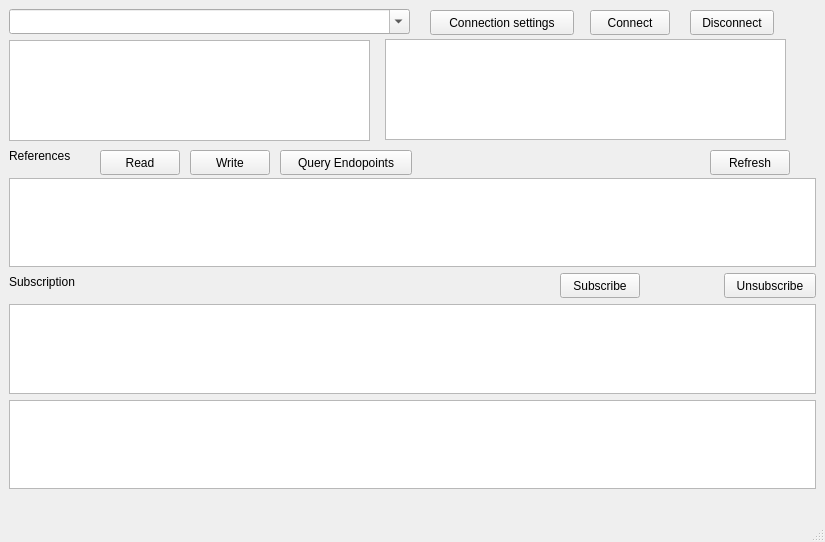
The window that opc-client/mainWindow.ui (alexlocastro/industrial-informatics-opc-ua-python) describes before a commit, drawn with Qt 5.
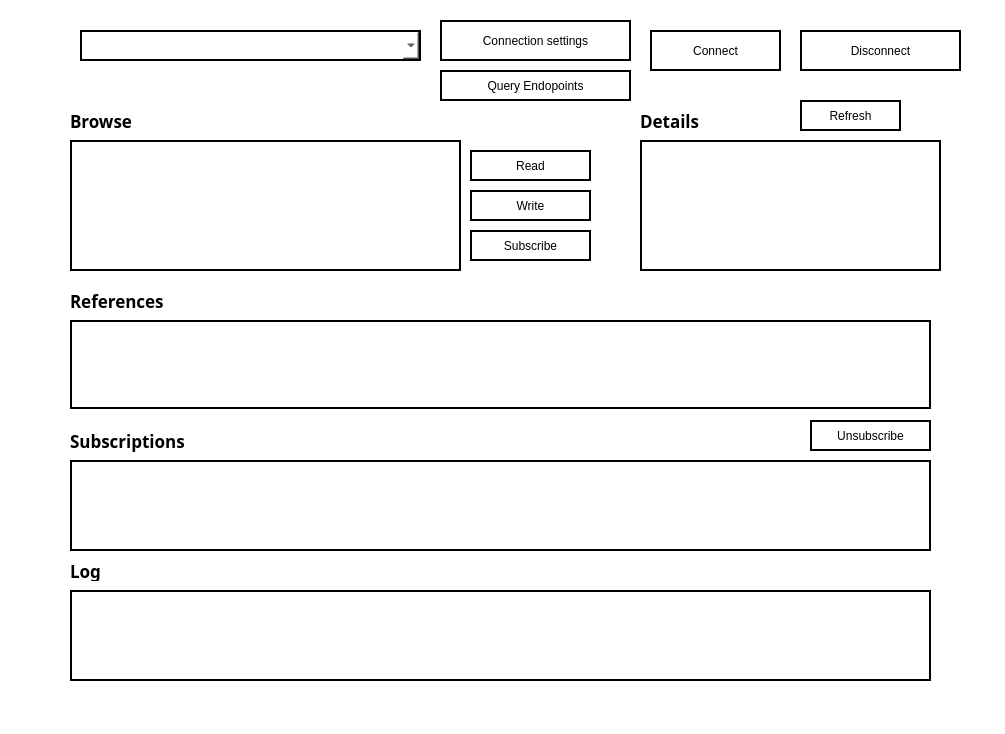
The same window after the commit.

Diff of the .ui file:
```diff
--- a/opc-client/mainWindow.ui
+++ b/opc-client/mainWindow.ui
@@ -6,8 +6,8 @@
    <rect>
     <x>0</x>
     <y>0</y>
-    <width>825</width>
-    <height>542</height>
+    <width>1005</width>
+    <height>734</height>
    </rect>
   </property>
   <property name="sizePolicy">
@@ -17,28 +17,43 @@
    </sizepolicy>
   </property>
   <property name="windowTitle">
-   <string>MainWindow</string>
+   <string>OPC UA Client</string>
+  </property>
+  <property name="styleSheet">
+   <string notr="true">
+background-color: white;
+</string>
   </property>
   <widget class="QWidget" name="centralwidget">
    <widget class="QTableView" name="refView">
     <property name="geometry">
      <rect>
-      <x>9</x>
-      <y>178</y>
-      <width>807</width>
+      <x>70</x>
+      <y>320</y>
+      <width>861</width>
       <height>89</height>
      </rect>
     </property>
+    <property name="styleSheet">
+     <string notr="true">border: 2px solid black;
+</string>
+    </property>
    </widget>
    <widget class="QPushButton" name="subDataChangeButton">
     <property name="geometry">
      <rect>
-      <x>560</x>
-      <y>273</y>
-      <width>80</width>
-      <height>25</height>
+      <x>470</x>
+      <y>230</y>
+      <width>121</width>
+      <height>31</height>
      </rect>
     </property>
+    <property name="styleSheet">
+     <string notr="true">QPushButton {
+	background-color: white;
+	border: 2px solid black;
+}</string>
+    </property>
     <property name="text">
      <string>Subscribe</string>
     </property>
@@ -46,12 +61,20 @@
    <widget class="QLabel" name="label">
     <property name="geometry">
      <rect>
-      <x>9</x>
-      <y>147</y>
-      <width>77</width>
-      <height>17</height>
+      <x>70</x>
+      <y>290</y>
+      <width>111</width>
+      <height>21</height>
      </rect>
     </property>
+    <property name="font">
+     <font>
+      <family>Ubuntu Mono</family>
+      <pointsize>13</pointsize>
+      <weight>75</weight>
+      <bold>true</bold>
+     </font>
+    </property>
     <property name="text">
      <string>References</string>
     </property>
@@ -59,25 +82,39 @@
    <widget class="QLabel" name="label_2">
     <property name="geometry">
      <rect>
-      <x>9</x>
-      <y>273</y>
-      <width>85</width>
-      <height>17</height>
+      <x>70</x>
+      <y>420</y>
+      <width>141</width>
+      <height>41</height>
      </rect>
     </property>
+    <property name="font">
+     <font>
+      <family>Ubuntu Mono</family>
+      <pointsize>13</pointsize>
+      <weight>75</weight>
+      <bold>true</bold>
+     </font>
+    </property>
     <property name="text">
-     <string>Subscription</string>
+     <string>Subscriptions</string>
     </property>
    </widget>
    <widget class="QPushButton" name="unsubDataChangeButton">
     <property name="geometry">
      <rect>
-      <x>724</x>
-      <y>273</y>
-      <width>92</width>
-      <height>25</height>
+      <x>810</x>
+      <y>420</y>
+      <width>121</width>
+      <height>31</height>
      </rect>
     </property>
+    <property name="styleSheet">
+     <string notr="true">QPushButton {
+	background-color: white;
+	border: 2px solid black;
+}</string>
+    </property>
     <property name="text">
      <string>Unsubscribe</string>
     </property>
@@ -85,12 +122,18 @@
    <widget class="QPushButton" name="disconnectButton">
     <property name="geometry">
      <rect>
-      <x>690</x>
-      <y>10</y>
-      <width>84</width>
-      <height>25</height>
+      <x>800</x>
+      <y>30</y>
+      <width>161</width>
+      <height>41</height>
      </rect>
     </property>
+    <property name="styleSheet">
+     <string notr="true">QPushButton {
+	background-color: white;
+	border: 2px solid black;
+}</string>
+    </property>
     <property name="text">
      <string>Disconnect</string>
     </property>
@@ -98,12 +141,18 @@
    <widget class="QPushButton" name="refAttrButton">
     <property name="geometry">
      <rect>
-      <x>710</x>
-      <y>150</y>
-      <width>80</width>
-      <height>25</height>
+      <x>800</x>
+      <y>100</y>
+      <width>101</width>
+      <height>31</height>
      </rect>
     </property>
+    <property name="styleSheet">
+     <string notr="true">QPushButton {
+	background-color: white;
+	border: 2px solid black;
+}</string>
+    </property>
     <property name="text">
      <string>Refresh</string>
     </property>
@@ -111,30 +160,38 @@
    <widget class="QTextEdit" name="logTextEdit">
     <property name="geometry">
      <rect>
-      <x>9</x>
-      <y>400</y>
-      <width>807</width>
-      <height>89</height>
+      <x>70</x>
+      <y>590</y>
+      <width>861</width>
+      <height>91</height>
      </rect>
     </property>
+    <property name="styleSheet">
+     <string notr="true">border: 2px solid black;
+</string>
+    </property>
    </widget>
    <widget class="QTableView" name="subView">
     <property name="geometry">
      <rect>
-      <x>9</x>
-      <y>304</y>
-      <width>807</width>
-      <height>90</height>
+      <x>70</x>
+      <y>460</y>
+      <width>861</width>
+      <height>91</height>
      </rect>
     </property>
+    <property name="styleSheet">
+     <string notr="true">border: 2px solid black;
+</string>
+    </property>
    </widget>
    <widget class="QComboBox" name="addressComboBox">
     <property name="geometry">
      <rect>
-      <x>9</x>
-      <y>9</y>
-      <width>401</width>
-      <height>25</height>
+      <x>80</x>
+      <y>30</y>
+      <width>341</width>
+      <height>31</height>
      </rect>
     </property>
     <property name="sizePolicy">
@@ -143,6 +200,9 @@
       <verstretch>0</verstretch>
      </sizepolicy>
     </property>
+    <property name="styleSheet">
+     <string notr="true">border: 2px solid black;</string>
+    </property>
     <property name="editable">
      <bool>true</bool>
     </property>
@@ -150,12 +210,18 @@
    <widget class="QPushButton" name="connectButton">
     <property name="geometry">
      <rect>
-      <x>590</x>
-      <y>10</y>
-      <width>80</width>
-      <height>25</height>
+      <x>650</x>
+      <y>30</y>
+      <width>131</width>
+      <height>41</height>
      </rect>
     </property>
+    <property name="styleSheet">
+     <string notr="true">QPushButton {
+	background-color: white;
+	border: 2px solid black;
+}</string>
+    </property>
     <property name="text">
      <string>Connect</string>
     </property>
@@ -163,12 +229,18 @@
    <widget class="QPushButton" name="connSettingsButton">
     <property name="geometry">
      <rect>
-      <x>430</x>
-      <y>10</y>
-      <width>144</width>
-      <height>25</height>
+      <x>440</x>
+      <y>20</y>
+      <width>191</width>
+      <height>41</height>
      </rect>
     </property>
+    <property name="styleSheet">
+     <string notr="true">QPushButton {
+	background-color: white;
+	border: 2px solid black;
+}</string>
+    </property>
     <property name="text">
      <string>Connection settings</string>
     </property>
@@ -176,12 +248,18 @@
    <widget class="QPushButton" name="endpointsButton">
     <property name="geometry">
      <rect>
-      <x>280</x>
-      <y>150</y>
-      <width>132</width>
-      <height>25</height>
+      <x>440</x>
+      <y>70</y>
+      <width>191</width>
+      <height>31</height>
      </rect>
     </property>
+    <property name="styleSheet">
+     <string notr="true">QPushButton {
+	background-color: white;
+	border: 2px solid black;
+}</string>
+    </property>
     <property name="text">
      <string>Query Endopoints</string>
     </property>
@@ -189,32 +267,46 @@
    <widget class="QTreeView" name="attrView">
     <property name="geometry">
      <rect>
-      <x>385</x>
-      <y>39</y>
-      <width>401</width>
-      <height>101</height>
+      <x>640</x>
+      <y>140</y>
+      <width>301</width>
+      <height>131</height>
      </rect>
     </property>
+    <property name="styleSheet">
+     <string notr="true">border: 2px solid black;
+</string>
+    </property>
    </widget>
    <widget class="QTreeView" name="treeView">
     <property name="geometry">
      <rect>
-      <x>9</x>
-      <y>40</y>
-      <width>361</width>
-      <height>101</height>
+      <x>70</x>
+      <y>140</y>
+      <width>391</width>
+      <height>131</height>
      </rect>
     </property>
+    <property name="styleSheet">
+     <string notr="true">border: 2px solid black;
+</string>
+    </property>
    </widget>
    <widget class="QPushButton" name="writeButton">
     <property name="geometry">
      <rect>
-      <x>190</x>
-      <y>150</y>
-      <width>80</width>
-      <height>25</height>
+      <x>470</x>
+      <y>190</y>
+      <width>121</width>
+      <height>31</height>
      </rect>
     </property>
+    <property name="styleSheet">
+     <string notr="true">QPushButton {
+	background-color: white;
+	border: 2px solid black;
+}</string>
+    </property>
     <property name="text">
      <string>Write</string>
     </property>
@@ -222,26 +314,85 @@
    <widget class="QPushButton" name="readButton">
     <property name="geometry">
      <rect>
-      <x>100</x>
+      <x>470</x>
       <y>150</y>
-      <width>80</width>
-      <height>25</height>
+      <width>121</width>
+      <height>31</height>
      </rect>
     </property>
+    <property name="styleSheet">
+     <string notr="true">QPushButton {
+	background-color: white;
+	border: 2px solid black;
+}</string>
+    </property>
     <property name="text">
      <string>Read</string>
     </property>
    </widget>
-  </widget>
-  <widget class="QMenuBar" name="menubar">
-   <property name="geometry">
-    <rect>
-     <x>0</x>
-     <y>0</y>
-     <width>825</width>
-     <height>22</height>
-    </rect>
-   </property>
+   <widget class="QLabel" name="label_3">
+    <property name="geometry">
+     <rect>
+      <x>640</x>
+      <y>110</y>
+      <width>111</width>
+      <height>21</height>
+     </rect>
+    </property>
+    <property name="font">
+     <font>
+      <family>Ubuntu Mono</family>
+      <pointsize>13</pointsize>
+      <weight>75</weight>
+      <bold>true</bold>
+     </font>
+    </property>
+    <property name="text">
+     <string>Details</string>
+    </property>
+   </widget>
+   <widget class="QLabel" name="label_4">
+    <property name="geometry">
+     <rect>
+      <x>70</x>
+      <y>110</y>
+      <width>111</width>
+      <height>21</height>
+     </rect>
+    </property>
+    <property name="font">
+     <font>
+      <family>Ubuntu Mono</family>
+      <pointsize>13</pointsize>
+      <weight>75</weight>
+      <bold>true</bold>
+     </font>
+    </property>
+    <property name="text">
+     <string>Browse</string>
+    </property>
+   </widget>
+   <widget class="QLabel" name="label_5">
+    <property name="geometry">
+     <rect>
+      <x>70</x>
+      <y>560</y>
+      <width>141</width>
+      <height>21</height>
+     </rect>
+    </property>
+    <property name="font">
+     <font>
+      <family>Ubuntu Mono</family>
+      <pointsize>13</pointsize>
+      <weight>75</weight>
+      <bold>true</bold>
+     </font>
+    </property>
+    <property name="text">
+     <string>Log</string>
+    </property>
+   </widget>
   </widget>
   <widget class="QStatusBar" name="statusbar"/>
  </widget>
```
